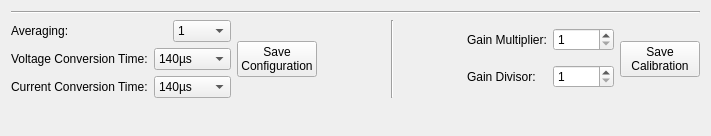
Above: src/brickv/plugin_system/plugins/voltage_current/ui/voltage_current.ui from Tinkerforge/brickv before the change. Below: the same form after it.
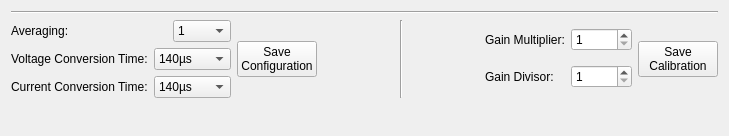
That is the form after the change.

Commit message: Set size hint height for bottom most spacer items to 0

```diff
--- a/src/brickv/plugin_system/plugins/voltage_current/ui/voltage_current.ui
+++ b/src/brickv/plugin_system/plugins/voltage_current/ui/voltage_current.ui
@@ -6,7 +6,7 @@
    <rect>
     <x>0</x>
     <y>0</y>
-    <width>711</width>
+    <width>729</width>
     <height>136</height>
    </rect>
   </property>
@@ -343,7 +343,7 @@
      <property name="sizeHint" stdset="0">
       <size>
        <width>20</width>
-       <height>40</height>
+       <height>0</height>
       </size>
      </property>
     </spacer>
```
The commit also changes 16 other files.
